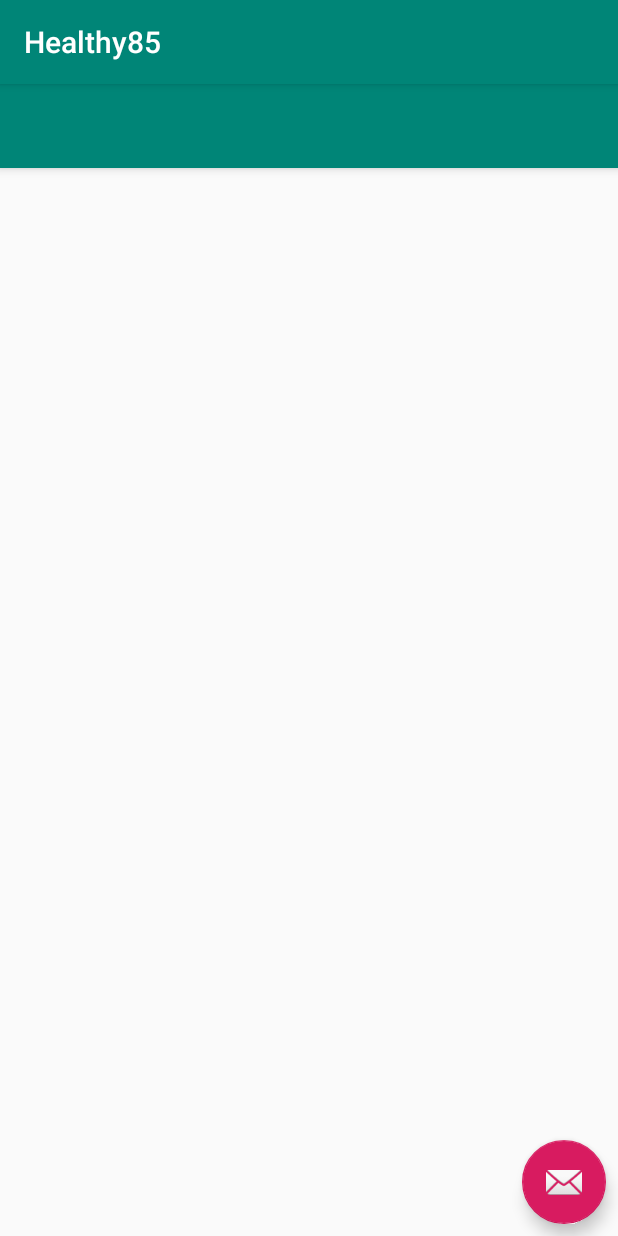
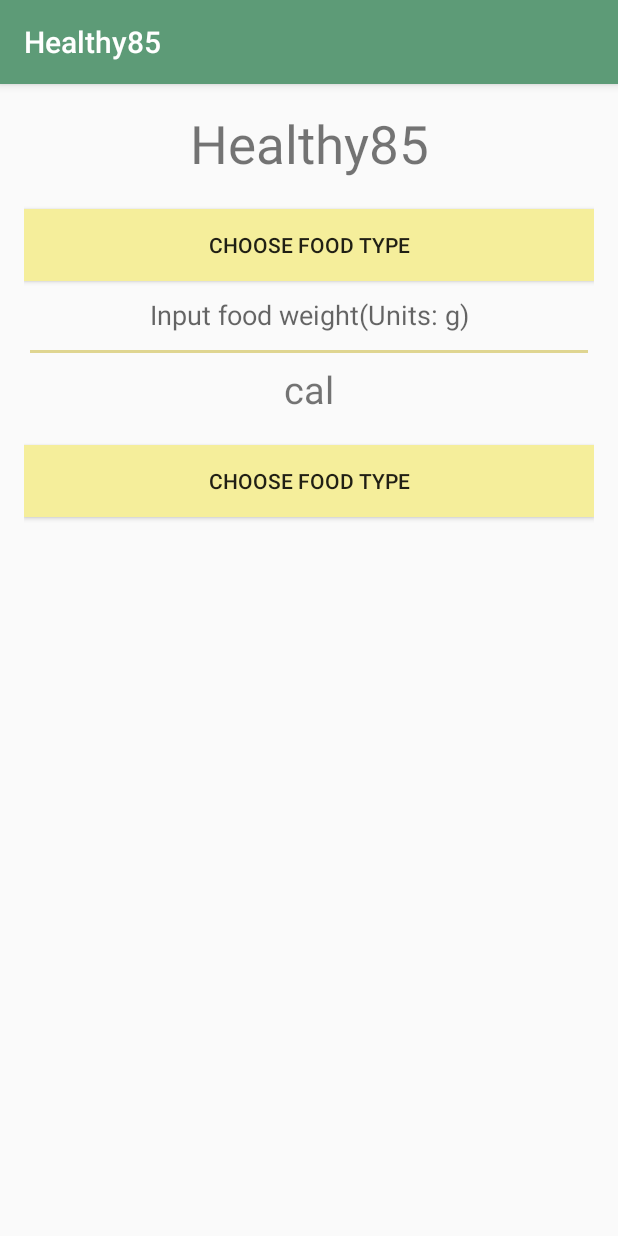
Before and after one commit to SylviaZhang85/Healthy85, an Android app: the screen it shows after launch (MainActivity), on a phone screen of 412 x 824 dp. Run offline under Robolectric (Android 15) with nearby library versions, the phone set to English and light mode, and no system bars.

Commit message:
计算卡路里页面

```diff
--- a/app/src/main/java/com/swufe/healthy85/CostListAdapter.java
+++ /dev/null
@@ -1,62 +0,0 @@
-package com.swufe.healthy85;
-
-import android.content.Context;
-import android.view.LayoutInflater;
-import android.view.View;
-import android.view.ViewGroup;
-import android.widget.BaseAdapter;
-import android.widget.TextView;
-
-import java.util.List;
-
-public class CostListAdapter extends BaseAdapter {
-    private List<CostBean> mlist;
-    private Context mContext;
-    private LayoutInflater mlayoutInflater;
-    public CostListAdapter(Context context,List<CostBean> list){
-        mContext=context;
-        mlist=list;
-        mlayoutInflater=LayoutInflater.from(context);
-    }
-    @Override
-    public int getCount() {
-        return mlist.size();
-    }
-
-    @Override
-    public Object getItem(int position) {
-        return mlist.get(position);
-    }
-
-    @Override
-    public long getItemId(int position) {
-        return position;
-    }
-
-    @Override
-    public View getView(int position, View convertView, ViewGroup parent) {
-        ViewHolder viewHolder;
-        if(convertView==null)
-        {
-            viewHolder=new ViewHolder();
-            convertView=mlayoutInflater.inflate(R.layout.list_item,null);
-            viewHolder.mTvCostTitle=convertView.findViewById(R.id.tv_title);
-            viewHolder.mTvCostDate=convertView.findViewById(R.id.tv_date);
-            viewHolder.mTvCostMoney=convertView.findViewById(R.id.tv_cost);
-            convertView.setTag(viewHolder);
-        }else{
-            viewHolder=(ViewHolder) convertView.getTag();
-        }
-        CostBean bean=mlist.get(position);
-        viewHolder.mTvCostTitle.setText(bean.costTitle);
-        viewHolder.mTvCostDate.setText(bean.costDate);
-        viewHolder.mTvCostMoney.setText(bean.costMoney);
-        return convertView;
-    }
-
-    private static class ViewHolder{
-        public TextView mTvCostTitle;
-        public TextView mTvCostDate;
-        public TextView mTvCostMoney;
-    }
-}
--- a/app/src/main/java/com/swufe/healthy85/DatabaseHelper.java
+++ /dev/null
@@ -1,56 +0,0 @@
-package com.swufe.healthy85;
-
-import android.content.ContentValues;
-import android.content.Context;
-import android.database.Cursor;
-import android.database.sqlite.SQLiteDatabase;
-import android.database.sqlite.SQLiteOpenHelper;
-
-public class DatabaseHelper extends SQLiteOpenHelper {
-
-    public static final String COST_DATE = "cost_date";
-    public static final String COST_TITLE = "cost_title";
-    public static final String COST_MONEY = "cost_money";
-    public static final String COST = "cost";
-
-    public DatabaseHelper(Context context) {
-        super(context, "daily", null, 1);
-    }
-
-    @Override
-    public void onCreate(SQLiteDatabase db) {
-        db.execSQL("create table if not exists cost("+
-                "id integer primary key, "+
-                "cost_title varchar, "+
-                "cost_date varchar, "+
-                "cost_money varchar)");
-    }
-
-    public void insertCost(CostBean costBean){
-        SQLiteDatabase database=getWritableDatabase();
-        ContentValues cv=new ContentValues();
-        cv.put(COST_TITLE,costBean.costTitle);
-        cv.put(COST_DATE,costBean.costDate);
-        cv.put(COST_MONEY,costBean.costMoney);
-        database.insert(COST,null,cv);
-    }
-
-    public  void deleteAllData(){
-        SQLiteDatabase database=getWritableDatabase();
-        database.delete(COST,null,null);
-    }
-
-
-    public Cursor getAllCostData(){
-        SQLiteDatabase database=getWritableDatabase();
-        return database.query(COST,null,null,null,null,null,COST_DATE + " ASC");
-
-    }
-
-
-
-    @Override
-    public void onUpgrade(SQLiteDatabase db, int oldVersion, int newVersion) {
-
-    }
-}
--- a/app/src/main/java/com/swufe/healthy85/MainActivity.java
+++ b/app/src/main/java/com/swufe/healthy85/MainActivity.java
@@ -1,126 +1,36 @@
 package com.swufe.healthy85;
 
-import android.content.DialogInterface;
-import android.database.Cursor;
-import android.os.Build;
+
 import android.os.Bundle;
-import android.support.design.widget.FloatingActionButton;
-import android.support.v7.app.AlertDialog;
-import android.view.LayoutInflater;
-import android.view.Menu;
-import android.view.MenuItem;
 import android.view.View;
-import android.widget.DatePicker;
 import android.widget.EditText;
-import android.widget.ListView;
-import android.widget.Toolbar;
+import android.widget.TextView;
 
-import androidx.annotation.RequiresApi;
 import androidx.appcompat.app.AppCompatActivity;
 
-import java.util.ArrayList;
-import java.util.List;
+public class MainActivity extends AppCompatActivity {
+    EditText amount;
+    TextView show;
 
-import pl.com.salsoft.sqlitestudioremote.SQLiteStudioService;
-
-public class MainActivity extends AppCompatActivity {
-    private List<CostBean> mCostBeenList;
-    private DatabaseHelper mDatabaseHelper;
-    private CostListAdapter mAdapter;
-    @RequiresApi(api = Build.VERSION_CODES.LOLLIPOP)
-    @Override
-    protected void onCreate(Bundle savedInstanceState) {
+    protected void onCreate(Bundle savedInstanceState){
         super.onCreate(savedInstanceState);
         setContentView(R.layout.activity_main);
-        Toolbar toolbar = (Toolbar) findViewById(R.id.toolbar);
-        setSupportActionBar(toolbar);
 
-        mDatabaseHelper=new DatabaseHelper(this);
+        amount=(EditText)findViewById(R.id.amount);
+        show=(TextView)findViewById(R.id.showOut);
 
-        mCostBeenList=new ArrayList<>();
-        initCostData();
-        ListView costList= (ListView) findViewById(R.id.lv_main);
-
-        mAdapter=new CostListAdapter(this,mCostBeenList);
-        costList.setAdapter(mAdapter);
-
-        FloatingActionButton fab = (FloatingActionButton) findViewById(R.id.fab);
-        fab.setOnClickListener(new View.OnClickListener() {
-            @Override
-            public void onClick(View view) {
-                AlertDialog.Builder builder=new AlertDialog.Builder(MainActivity.this);
-                LayoutInflater inflater=LayoutInflater.from(MainActivity.this);
-                View viewDialog=inflater.inflate(R.layout.new_cost_data,null);
-                final EditText title= (EditText) viewDialog.findViewById(R.id.et_cost_title);
-                final EditText money= (EditText) viewDialog.findViewById(R.id.et_cost_money);
-                final DatePicker date= (DatePicker) viewDialog.findViewById(R.id.dp_cost_date);
-
-                builder.setView(viewDialog);
-                builder.setTitle("新的花费");
-                builder.setPositiveButton("OK", new DialogInterface.OnClickListener() {
-                    @Override
-                    public void onClick(DialogInterface dialog, int which) {
-                        CostBean coseBean=new CostBean();
-                        coseBean.costTitle=title.getText().toString();
-                        coseBean.costMoney=money.getText().toString();
-                        coseBean.costDate=date.getYear()+"-"+(date.getMonth()+1)+"-"+date.getDayOfMonth();
-                        mDatabaseHelper.insertCost(coseBean);
-                        mCostBeenList.add(coseBean);
-
-                        mAdapter.notifyDataSetChanged();
-                    }
-                });
-
-                builder.setNegativeButton("Cancel",null);
-
-                //勿忘！！！
-                builder.create().show();
-            }
-        });
-
-        //打开SQLiteStudio
-        SQLiteStudioService.instance().start(this);
 
     }
+    public void  onClick(View btn){
+         String str=amount.getText().toString();
+         float am=0;
+         if(str.length()>0){
+             am=Float.parseFloat(str);
+         }
+         if(btn.getId()==R.id.btn_calculate){
+             float cal=am*11.2f;
+             show.setText(String.valueOf(cal));
+         }
 
-    private void initCostData() {
-        Cursor cursor= mDatabaseHelper.getAllCostData();
-        if (cursor!=null){
-            while (cursor.moveToNext()){
-                CostBean costBean=new CostBean();
-                costBean.costTitle=cursor.getString(cursor.getColumnIndex("cost_title"));
-                costBean.costDate=cursor.getString(cursor.getColumnIndex("cost_date"));
-                costBean.costMoney=cursor.getString(cursor.getColumnIndex("cost_money"));
-                mCostBeenList.add(costBean);
-            }
-            cursor.close();
-        }
-    }
-
-    @Override
-    public boolean onCreateOptionsMenu(Menu menu) {
-        // Inflate the menu; this adds items to the action bar if it is present.
-        getMenuInflater().inflate(R.menu.menu_main, menu);
-        return true;
-    }
-
-    @Override
-    public boolean onOptionsItemSelected(MenuItem item) {
-        int id = item.getItemId();
-
-        if (id == R.id.action_chart) {
-//            Intent intent=new Intent(MainActivity.this,ChartActivity.class);
-//            intent.putExtra("cost_list", (Serializable) mCostBeenList);
-//            startActivity(intent);
-            return true;
-        }
-
-        return super.onOptionsItemSelected(item);
-    }
-
-    @Override
-    protected void onDestroy() {
-        SQLiteStudioService.instance().stop();
-        super.onDestroy();
     }
 }
--- a/app/src/main/res/layout/activity_main.xml
+++ b/app/src/main/res/layout/activity_main.xml
@@ -1,34 +1,59 @@
 <?xml version="1.0" encoding="utf-8"?>
-<android.support.design.widget.CoordinatorLayout xmlns:android="http://schemas.android.com/apk/res/android"
-    xmlns:app="http://schemas.android.com/apk/res-auto"
-    xmlns:tools="http://schemas.android.com/tools"
+<LinearLayout xmlns:android="http://schemas.android.com/apk/res/android"
+     xmlns:tools="http://schemas.android.com/tools"
+    android:orientation="vertical"
     android:layout_width="match_parent"
     android:layout_height="match_parent"
-    android:fitsSystemWindows="true"
-    tools:context="com.example.cost.MainActivity">
-
-    <android.support.design.widget.AppBarLayout
+    android:paddingBottom="16dp"
+    android:paddingLeft="16dp"
+    android:paddingRight="16dp"
+    android:paddingTop="16dp"
+    tools:context="com.swufe.healthy85.MainActivity"
+    >
+    <TextView
+        android:id="@+id/app"
         android:layout_width="match_parent"
         android:layout_height="wrap_content"
-        android:theme="@style/AppTheme.AppBarOverlay">
+        android:textSize="35sp"
+        android:text="@string/app_name"
+        android:gravity="center"
+        android:paddingBottom="20dp"
+        />
 
-        <android.support.v7.widget.Toolbar
-            android:id="@+id/toolbar"
-            android:layout_width="match_parent"
-            android:layout_height="?attr/actionBarSize"
-            android:background="?attr/colorPrimary"
-            app:popupTheme="@style/AppTheme.PopupOverlay" />
+    <Button
+        android:id="@+id/btn_food"
+        android:layout_width="match_parent"
+        android:layout_height="wrap_content"
+        android:background="@color/colorbtn"
+        android:onClick="onClick"
 
-    </android.support.design.widget.AppBarLayout>
 
-    <include layout="@layout/content_main" />
+        android:text="@string/choose" />
+<EditText
+    android:id="@+id/amount"
+    android:layout_width="match_parent"
+    android:layout_height="wrap_content"
+    android:gravity="center"
+    android:hint="@string/amount_hint"
+    android:paddingBottom="20dp"
+    />
+    <TextView
+        android:id="@+id/showOut"
+        android:layout_width="match_parent"
+        android:layout_height="wrap_content"
+        android:textSize="25sp"
+        android:text="@string/calories"
+        android:gravity="center"
+        android:paddingBottom="20dp"/>
 
-    <android.support.design.widget.FloatingActionButton
-        android:id="@+id/fab"
-        android:layout_width="wrap_content"
+    <Button
+        android:id="@+id/btn_calculate"
+        android:layout_width="match_parent"
         android:layout_height="wrap_content"
-        android:layout_gravity="bottom|end"
-        android:layout_margin="@dimen/fab_margin"
-        app:srcCompat="@android:drawable/ic_dialog_email" />
+        android:background="@color/colorbtn"
+        android:onClick="onClick"
 
-</android.support.design.widget.CoordinatorLayout>
+        android:text="@string/choose"
+
+        />
+</LinearLayout>
--- a/app/src/main/res/layout/content_main.xml
+++ /dev/null
@@ -1,20 +0,0 @@
-<?xml version="1.0" encoding="utf-8"?>
-<RelativeLayout xmlns:android="http://schemas.android.com/apk/res/android"
-    xmlns:app="http://schemas.android.com/apk/res-auto"
-    xmlns:tools="http://schemas.android.com/tools"
-    android:id="@+id/content_main"
-    android:layout_width="match_parent"
-    android:layout_height="match_parent"
-    android:paddingBottom="@dimen/activity_vertical_margin"
-    android:paddingLeft="@dimen/activity_horizontal_margin"
-    android:paddingRight="@dimen/activity_horizontal_margin"
-    android:paddingTop="@dimen/activity_vertical_margin"
-    app:layout_behavior="@string/appbar_scrolling_view_behavior"
-    tools:context="com.example.cost.MainActivity"
-    tools:showIn="@layout/activity_main">
-
-    <ListView
-        android:id="@+id/lv_main"
-        android:layout_width="wrap_content"
-        android:layout_height="wrap_content" />
-</RelativeLayout>
--- a/app/src/main/res/values/colors.xml
+++ b/app/src/main/res/values/colors.xml
@@ -1,6 +1,7 @@
 <?xml version="1.0" encoding="utf-8"?>
 <resources>
-    <color name="colorPrimary">#008577</color>
-    <color name="colorPrimaryDark">#00574B</color>
-    <color name="colorAccent">#D81B60</color>
+    <color name="colorPrimary">#5D9B77</color>
+    <color name="colorPrimaryDark">#488B55</color>
+    <color name="colorAccent">#DFD591</color>
+    <color name="colorbtn">#F5EE9B</color>
 </resources>
--- a/app/src/main/res/values/strings.xml
+++ b/app/src/main/res/values/strings.xml
@@ -1,3 +1,6 @@
 <resources>
     <string name="app_name">Healthy85</string>
+    <string name="amount_hint">Input food weight(Units: g) </string>
+    <string name="choose">choose food type</string>
+    <string name="calories">cal</string>
 </resources>
```
Also changed, not shown: app/src/main/java/com/swufe/healthy85/CostBean.java (deleted, +0 -10 lines), app/src/main/res/layout/chart_view.xml (deleted, +0 -13 lines), app/src/main/res/layout/list_item.xml (deleted, +0 -40 lines), app/src/main/res/layout/new_cost_data.xml (deleted, +0 -29 lines).
